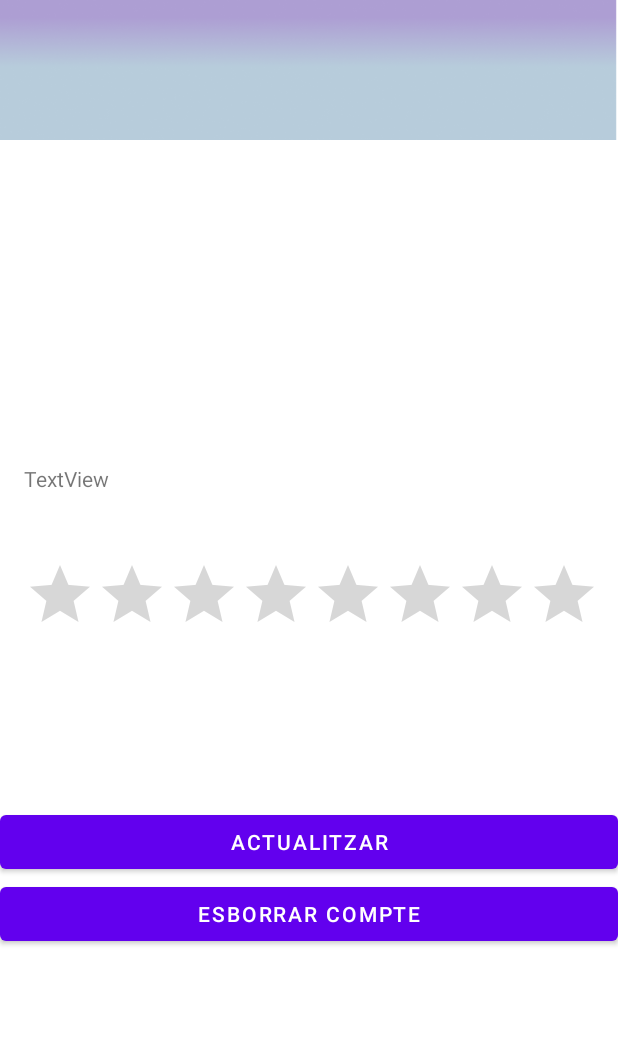
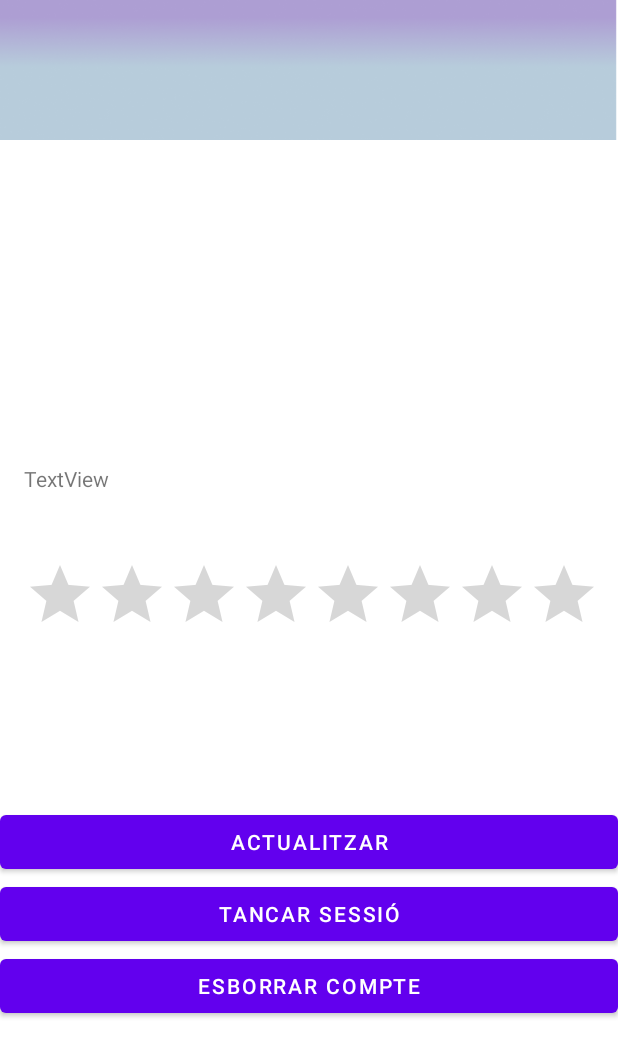
Before and after one commit to ramontu/Agamers, an Android app: the UserInfoActivity screen opened directly, with no data from a screen before it, on a phone screen of 412 x 824 dp. Shown: the top 1057 px of the screen. Run offline under Robolectric (Android 15) with nearby library versions, the phone set to English and light mode, and no system bars; network calls fail.

Commit message:
Tancar sessió ja funciona

```diff
--- /dev/null
+++ b/client/app/src/main/java/dam/agamers/gtidic/udl/agamers/viewmodels/UserInfoViewModel.java
@@ -0,0 +1,4 @@
+package dam.agamers.gtidic.udl.agamers.viewmodels;
+
+public class UserInfoViewModel {
+}
--- a/client/app/src/main/res/layout/activity_user_info.xml
+++ b/client/app/src/main/res/layout/activity_user_info.xml
@@ -108,6 +108,13 @@
                 android:onClick="open_edit_info" />
 
             <Button
+                android:id="@+id/close_session"
+                android:layout_width="match_parent"
+                android:layout_height="wrap_content"
+                android:text="@string/user_info_tancar_sessio"
+                android:onClick="close_session" />
+
+            <Button
                 android:id="@+id/delete_user"
                 android:layout_width="match_parent"
                 android:layout_height="wrap_content"
--- a/client/app/src/main/res/values/strings.xml
+++ b/client/app/src/main/res/values/strings.xml
@@ -98,5 +98,6 @@
     <string name="genere_no_binari">No binari</string>
     <string name="genere_sense_especificar">Sense especificar</string>
     <string name="genere_select_title">Selecciona un genere</string>
+    <string name="user_info_tancar_sessio">Tancar sessió</string>
 
 </resources>
```
Also changed, not shown: client/app/src/main/java/dam/agamers/gtidic/udl/agamers/views/UserInfoActivity.java (+10 -0 lines), client/app/src/main/java/dam/agamers/gtidic/udl/agamers/views/EditAccountActivity.java (line endings or trailing spaces), 1 other file.
